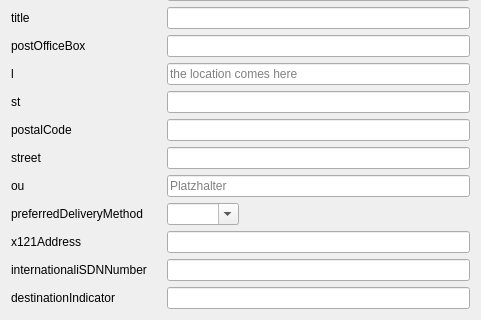
Old version of the form source/test.ui in the repository gonicus/gosa; both pictures show x 0 to 481 and y 144 to 464 of the 481 by 464 pixel window.
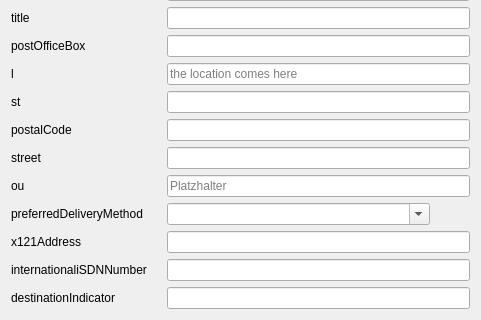
New version of the form.

```diff
--- a/source/test.ui
+++ b/source/test.ui
@@ -184,6 +184,12 @@
       <layout class="QHBoxLayout" name="horizontalLayout_2">
        <item>
         <widget class="QComboBox" name="preferredDeliveryMethodEdit">
+         <property name="sizePolicy">
+          <sizepolicy hsizetype="Preferred" vsizetype="Preferred">
+           <horstretch>1</horstretch>
+           <verstretch>0</verstretch>
+          </sizepolicy>
+         </property>
          <property name="editable">
           <bool>true</bool>
          </property>
@@ -194,6 +200,9 @@
          <property name="orientation">
           <enum>Qt::Horizontal</enum>
          </property>
+         <property name="sizeType">
+          <enum>QSizePolicy::Expanding</enum>
+         </property>
          <property name="sizeHint" stdset="0">
           <size>
            <width>40</width>
```
